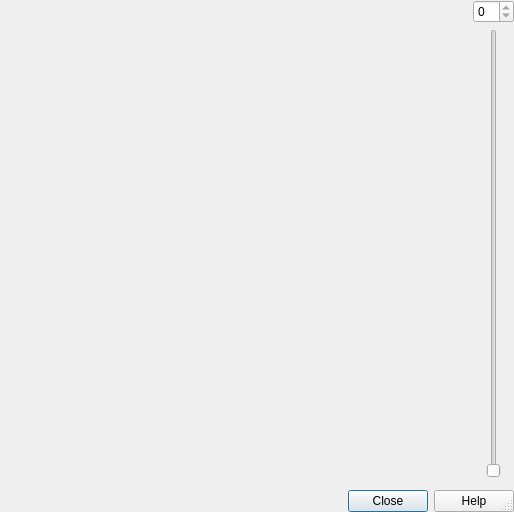
Qt form QtImageViewer/Resources/UI/QtImageViewer.ui (KitwareMedical/ImageViewer) before a commit.
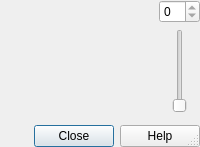
The same form after that commit. Custom widgets are drawn as their Qt base class.

Patch:
```diff
--- a/QtImageViewer/Resources/UI/QtImageViewer.ui
+++ b/QtImageViewer/Resources/UI/QtImageViewer.ui
@@ -2,16 +2,8 @@
 <ui version="4.0">
  <class>QtImageViewer</class>
  <widget class="QDialog" name="QtImageViewer">
-  <property name="geometry">
-   <rect>
-    <x>0</x>
-    <y>0</y>
-    <width>514</width>
-    <height>512</height>
-   </rect>
-  </property>
   <property name="sizePolicy">
-   <sizepolicy hsizetype="Preferred" vsizetype="Ignored">
+   <sizepolicy hsizetype="Minimum" vsizetype="Minimum">
     <horstretch>0</horstretch>
     <verstretch>0</verstretch>
    </sizepolicy>
```
